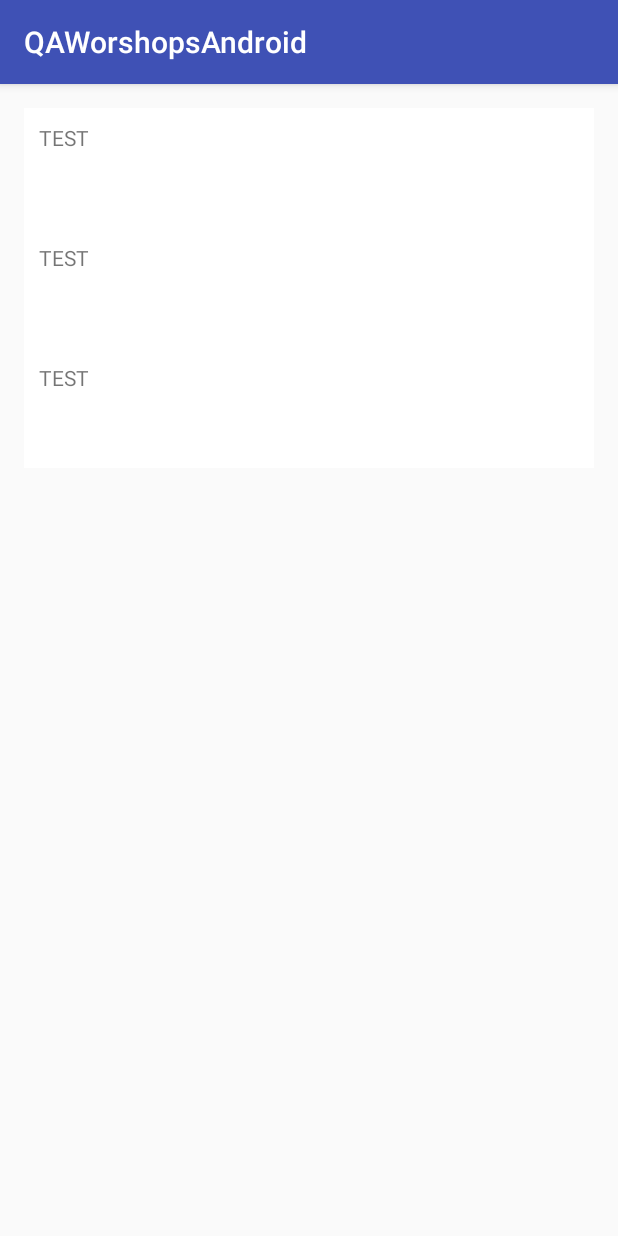
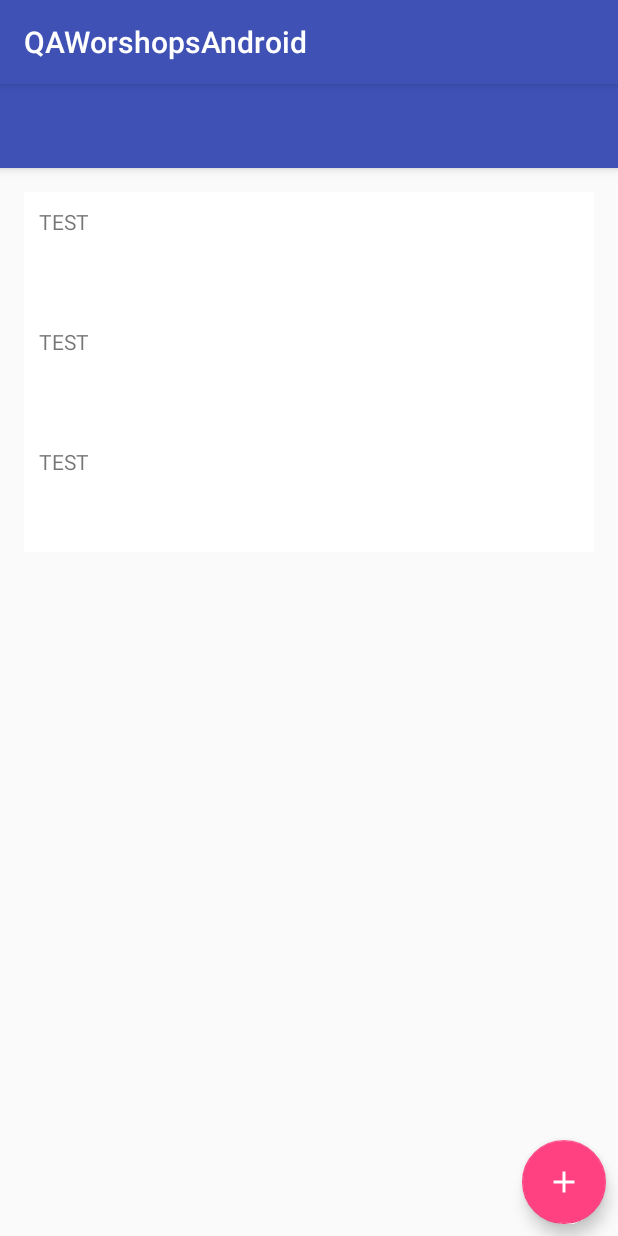
Before and after one commit to Stackustack/workshopy-androjkowe, an Android app: the screen it shows after launch (MainActivity), on a phone screen of 412 x 824 dp. Run offline under Robolectric (Android 15) with nearby library versions, the phone set to English and light mode, and no system bars; our stand-ins replace ButterKnife, Dagger/Hilt's generated code; libraries missing offline, so code that uses them is left out: com.daimajia.swipe; plain views replace SwipeLayout; 2 statements that could not run were skipped.

Commit message:
Add fab button to main activity + icons

```diff
--- a/app/src/main/java/qaworkshops/android/netguru/co/qaworshopsandroid/feature/main/MainActivity.java
+++ b/app/src/main/java/qaworkshops/android/netguru/co/qaworshopsandroid/feature/main/MainActivity.java
@@ -6,11 +6,13 @@ import android.os.Bundle;
 import android.support.v7.app.AppCompatActivity;
 import android.support.v7.widget.LinearLayoutManager;
 import android.support.v7.widget.RecyclerView;
+import android.support.v7.widget.Toolbar;
 
 import java.util.Arrays;
 
 import butterknife.BindView;
 import butterknife.ButterKnife;
+import butterknife.OnClick;
 import qaworkshops.android.netguru.co.qaworshopsandroid.R;
 import qaworkshops.android.netguru.co.qaworshopsandroid.data.ListItem;
 import qaworkshops.android.netguru.co.qaworshopsandroid.feature.main.adapter.MainListAdapter;
@@ -21,6 +23,9 @@ public class MainActivity extends AppCompatActivity {
 
     @BindView(R.id.recycler_view)
     RecyclerView recyclerView;
+
+    @BindView(R.id.toolbar)
+    Toolbar toolbar;
 
     private MainListAdapter mainListAdapter;
 
@@ -40,6 +45,12 @@ public class MainActivity extends AppCompatActivity {
         recyclerView.setLayoutManager(linearLayoutManager);
 
         setupRecyclerView();
+        setSupportActionBar(toolbar);
+    }
+
+    @OnClick(R.id.fab)
+    public void addItemToList() {
+
     }
 
     private void setupRecyclerView() {
--- /dev/null
+++ b/app/src/main/res/drawable-v21/plus.xml
@@ -0,0 +1,8 @@
+<!-- drawable/plus.xml -->
+<vector xmlns:android="http://schemas.android.com/apk/res/android"
+    android:height="24dp"
+    android:width="24dp"
+    android:viewportWidth="24"
+    android:viewportHeight="24">
+    <path android:fillColor="#ffffff" android:pathData="M19,13H13V19H11V13H5V11H11V5H13V11H19V13Z" />
+</vector>
--- a/app/src/main/res/layout/activity_main.xml
+++ b/app/src/main/res/layout/activity_main.xml
@@ -1,19 +1,34 @@
 <?xml version="1.0" encoding="utf-8"?>
-<LinearLayout xmlns:android="http://schemas.android.com/apk/res/android"
+<android.support.design.widget.CoordinatorLayout xmlns:android="http://schemas.android.com/apk/res/android"
+    xmlns:app="http://schemas.android.com/apk/res-auto"
     xmlns:tools="http://schemas.android.com/tools"
-    android:id="@+id/activity_main"
     android:layout_width="match_parent"
     android:layout_height="match_parent"
-    android:paddingBottom="@dimen/activity_vertical_margin"
-    android:paddingLeft="@dimen/activity_horizontal_margin"
-    android:paddingRight="@dimen/activity_horizontal_margin"
-    android:paddingTop="@dimen/activity_vertical_margin"
-    android:orientation="vertical"
+    android:fitsSystemWindows="true"
     tools:context="qaworkshops.android.netguru.co.qaworshopsandroid.feature.main.MainActivity">
 
-    <android.support.v7.widget.RecyclerView
-        android:id="@+id/recycler_view"
+    <android.support.design.widget.AppBarLayout
         android:layout_width="match_parent"
         android:layout_height="wrap_content"
-        android:scrollbars="vertical" />
-</LinearLayout>
+        android:theme="@style/AppTheme.AppBarOverlay">
+
+        <android.support.v7.widget.Toolbar
+            android:id="@+id/toolbar"
+            android:layout_width="match_parent"
+            android:layout_height="?attr/actionBarSize"
+            android:background="?attr/colorPrimary"
+            app:popupTheme="@style/AppTheme.PopupOverlay" />
+
+    </android.support.design.widget.AppBarLayout>
+
+    <include layout="@layout/content_main" />
+
+    <android.support.design.widget.FloatingActionButton
+        android:id="@+id/fab"
+        android:layout_width="wrap_content"
+        android:layout_height="wrap_content"
+        android:layout_gravity="bottom|end"
+        android:layout_margin="@dimen/fab_margin"
+        android:src="@drawable/plus" />
+
+</android.support.design.widget.CoordinatorLayout>
--- /dev/null
+++ b/app/src/main/res/layout/content_main.xml
@@ -0,0 +1,22 @@
+<?xml version="1.0" encoding="utf-8"?>
+<RelativeLayout xmlns:android="http://schemas.android.com/apk/res/android"
+    xmlns:app="http://schemas.android.com/apk/res-auto"
+    xmlns:tools="http://schemas.android.com/tools"
+    android:id="@+id/content_main"
+    android:layout_width="match_parent"
+    android:layout_height="match_parent"
+    android:paddingBottom="@dimen/activity_vertical_margin"
+    android:paddingLeft="@dimen/activity_horizontal_margin"
+    android:paddingRight="@dimen/activity_horizontal_margin"
+    android:paddingTop="@dimen/activity_vertical_margin"
+    app:layout_behavior="@string/appbar_scrolling_view_behavior"
+    tools:context="qaworkshops.android.netguru.co.qaworshopsandroid.feature.main.MainActivity"
+    tools:showIn="@layout/activity_main">
+
+    <android.support.v7.widget.RecyclerView
+        android:id="@+id/recycler_view"
+        android:layout_width="match_parent"
+        android:layout_height="wrap_content"
+        android:scrollbars="vertical" />
+
+</RelativeLayout>
```
Also changed, not shown: app/src/main/res/drawable-v21/arrow_right.xml (added, +8 -0 lines), app/src/main/res/drawable-v21/close.xml (added, +8 -0 lines), app/src/main/res/drawable-v21/ic_menu_manage.xml (added, +9 -0 lines), app/src/main/res/drawable-v21/lead_pencil.xml (added, +8 -0 lines), app/src/main/res/values-v21/styles.xml (added, +9 -0 lines).
